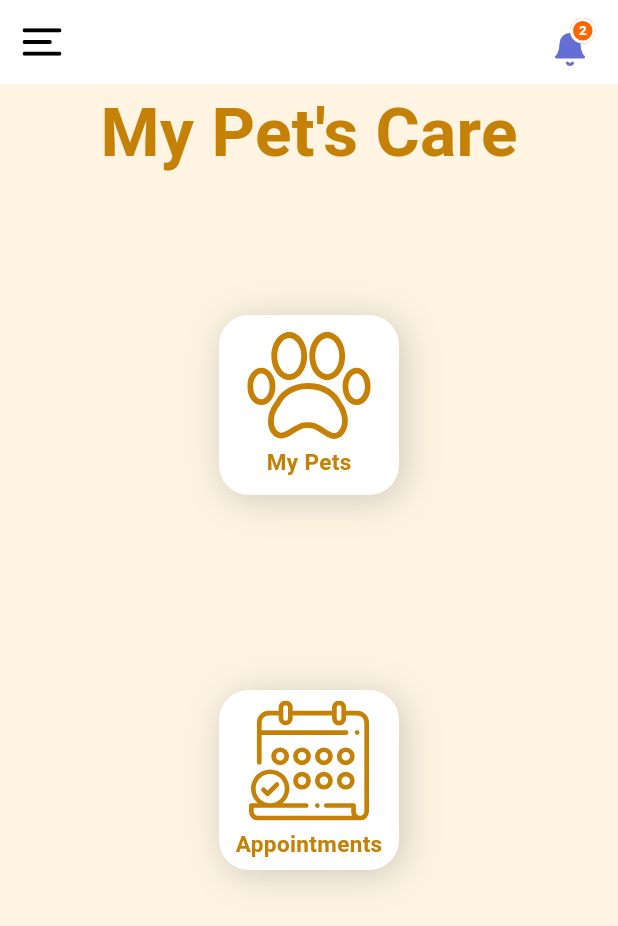
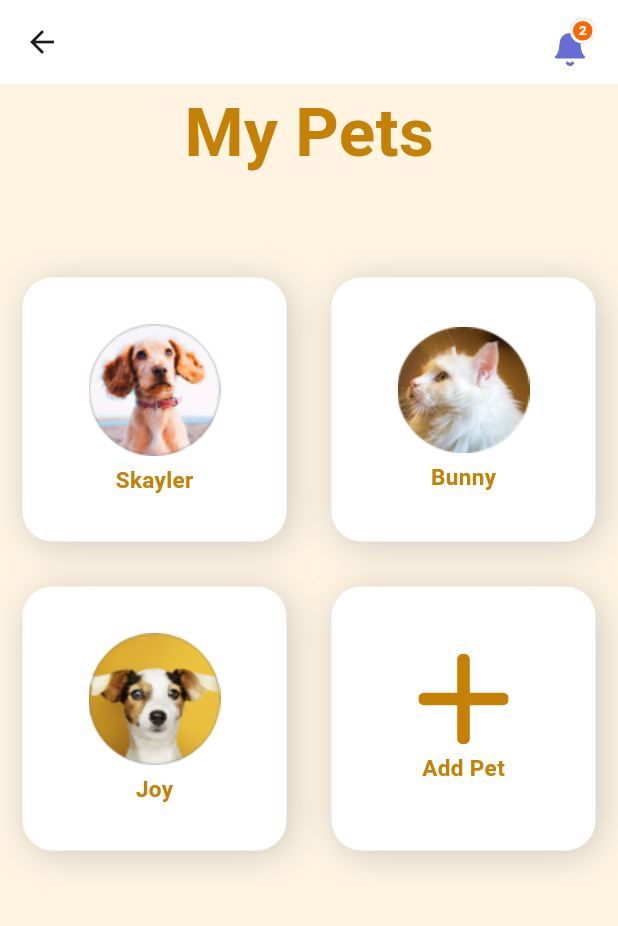
Before and after one commit to RustomMurad/flutter_my_pet_care_app, a Flutter app: the screen it shows after launch, after a tap on "My Pets", on a phone screen of 412 x 824 dp. Shown: the top 926 px of the screen. Run offline on Flutter 3.47's test engine with Material 3 defaults, Android fonts, the phone set to English and light mode, and no system bars; our stand-ins replace flutter_svg.

Commit message:
Implemented "My Pets" page: * implemented screen class - MyPetsPage.dart * added route to mentioned above class into main.dart

```diff
--- a/lib/main.dart
+++ b/lib/main.dart
@@ -1,5 +1,6 @@
 import 'package:flutter/material.dart';
 import 'package:flutter_svg/svg.dart';
+import 'package:my_pets_care_app/pages/my_pets.dart';
 import 'package:my_pets_care_app/widgets/card.dart';
 
 void main() {
@@ -21,6 +22,7 @@ class MyApp extends StatelessWidget {
       initialRoute: "/",
       routes: {
         "/": (context) => MyPetsCarePage(title: 'My Pet\'s Care'),
+        "/MyPetsPage": (context) => MyPetsPage(title: 'My Pets'),
       },
       // home: const MyPetsCarePage(title: 'My Pet\'s Care'),
     );
@@ -81,7 +83,7 @@ class _MyPetsCarePageState extends State<MyPetsCarePage> {
                 width: 150,
                 height: 150,
                 child:
-                    card(context, "my_pets", "svg", "My Pets", "/"),
+                    card(context, "my_pets", "svg", "My Pets", "/MyPetsPage"),
               ),
             ],
           ),
--- /dev/null
+++ b/lib/pages/my_pets.dart
@@ -0,0 +1,68 @@
+import 'package:flutter/material.dart';
+import 'package:flutter_svg/svg.dart';
+import 'package:my_pets_care_app/widgets/card.dart';
+
+class MyPetsPage extends StatefulWidget {
+  const MyPetsPage({super.key, required this.title});
+
+  final String title;
+
+  @override
+  State<MyPetsPage> createState() => _MyPetsPageState();
+}
+
+class _MyPetsPageState extends State<MyPetsPage> {
+  @override
+  Widget build(BuildContext context) {
+    return Scaffold(
+      appBar: AppBar(
+        backgroundColor: Colors.white,
+        elevation: 0.0,
+        actions: <Widget>[
+          Container(
+            margin: EdgeInsets.symmetric(horizontal: 15),
+            child: SvgPicture.asset('assets/images/BellAndNotification.svg'),
+          )
+        ],
+      ),
+      backgroundColor: Color.fromARGB(255, 255, 244, 225),
+      body: CustomScrollView(
+        shrinkWrap: true,
+        slivers: [
+          SliverToBoxAdapter(
+            child: Column(
+              mainAxisAlignment: MainAxisAlignment.start,
+              children: [
+                Row(
+                  mainAxisAlignment: MainAxisAlignment.center,
+                  children: [
+                    Text(
+                      'My Pets',
+                      style: TextStyle(
+                        fontSize: 45,
+                        fontWeight: FontWeight.bold,
+                        color: Color.fromARGB(255, 197, 129, 6),
+                      ),
+                    ),
+                  ],
+                ),
+                SizedBox(
+                  height: 50,
+                ),
+              ],
+            ),
+          ),
+          SliverGrid.count(
+            crossAxisCount: 2,
+            children: <Widget>[
+              card(context, "skyler", "png", "Skayler", "/"),
+              card(context, "bunny", "png", "Bunny", "/MyPetPage"),
+              card(context, "joy", "png", "Joy", "/"),
+              card(context, "add_pet", "svg", "Add Pet", "/AddUpdateMyPetPage"),
+            ],
+          ),
+        ],
+      ),
+    );
+  }
+}
```
